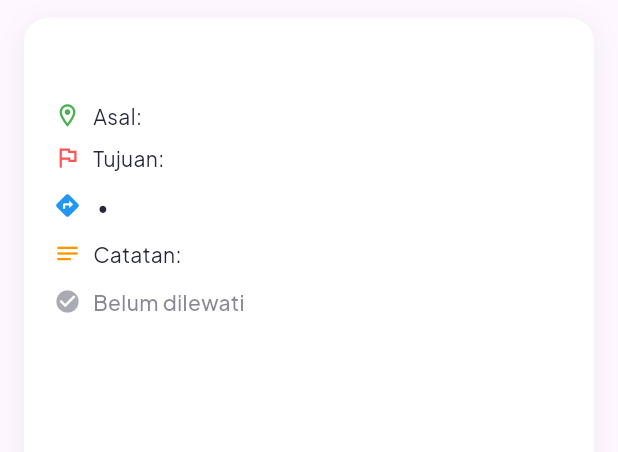
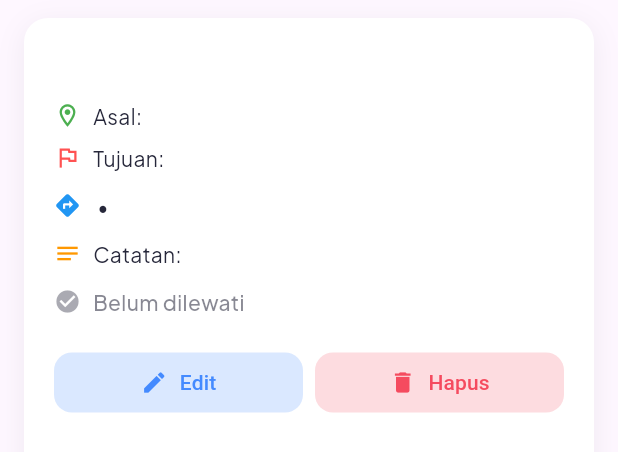
Before and after one commit to ahmdsk/TruckTrack, a Flutter app: the CardTujuanPengiriman widget shown alone on an empty page, opened directly with empty values, on a phone screen of 412 x 824 dp. Shown: the top 452 px of the screen. Run offline on Flutter 3.47's test engine with Material 3 defaults, Android fonts, the phone set to English and light mode, and no system bars; our stand-ins replace dio, flutter_feather_icons, get, get_it, google_fonts, shared_preferences and 1 more; missing offline and left inert: mapbox_maps_flutter; accounts and stored records are empty; network calls fail.

Commit message:
feat: add ActionButtonCard component and integrate it into delivery and order views for improved UI interaction

```diff
--- a/lib/app/modules/setting_delivery/views/setting_delivery_view.dart
+++ b/lib/app/modules/setting_delivery/views/setting_delivery_view.dart
@@ -2,6 +2,7 @@ import 'package:flutter/material.dart';
 
 import 'package:get/get.dart';
 import 'package:truck_track/app/models/tujuan_kirim.dart';
+import 'package:truck_track/components/action_button_card.dart';
 import 'package:truck_track/components/not_found_data.dart';
 import 'package:truck_track/core/themes/themes.dart';
 
@@ -143,7 +144,9 @@ class CardTujuanPengiriman extends StatelessWidget {
               ),
               const SizedBox(width: 8),
               Text(
-                tujuanKirim.sudahDilewati == 1 ? 'Sudah dilewati' : 'Belum dilewati',
+                tujuanKirim.sudahDilewati == 1
+                    ? 'Sudah dilewati'
+                    : 'Belum dilewati',
                 style: Themes.bodyStyle.copyWith(
                   fontWeight: FontWeight.w500,
                   color:
@@ -155,6 +158,36 @@ class CardTujuanPengiriman extends StatelessWidget {
               ),
             ],
           ),
+
+          const SizedBox(height: 20),
+
+          // Action Buttons
+          Row(
+            mainAxisAlignment: MainAxisAlignment.spaceBetween,
+            spacing: 8,
+            children: [
+              Expanded(
+                child: ActionButtonCard(
+                  label: 'Edit',
+                  icon: Icons.edit,
+                  color: Colors.blueAccent,
+                  onTap: () {
+                    debugPrint('Edit ${tujuanKirim.pesanan?.noPesanan}');
+                  },
+                ),
+              ),
+              Expanded(
+                child: ActionButtonCard(
+                  label: 'Hapus',
+                  icon: Icons.delete,
+                  color: Themes.dangerColor,
+                  onTap: () {
+                    debugPrint('Hapus ${tujuanKirim.pesanan?.noPesanan}');
+                  },
+                ),
+              ),
+            ],
+          ),
         ],
       ),
     );
--- /dev/null
+++ b/lib/components/action_button_card.dart
@@ -0,0 +1,31 @@
+import 'package:flutter/material.dart';
+
+class ActionButtonCard extends StatelessWidget {
+  final String label;
+  final IconData icon;
+  final Color color;
+  final VoidCallback onTap;
+
+  const ActionButtonCard({
+    super.key,
+    required this.label,
+    required this.icon,
+    required this.color,
+    required this.onTap,
+  });
+
+  @override
+  Widget build(BuildContext context) {
+    return TextButton.icon(
+      style: TextButton.styleFrom(
+        padding: const EdgeInsets.symmetric(horizontal: 12, vertical: 6),
+        backgroundColor: color.withAlpha(50),
+        foregroundColor: color,
+        shape: RoundedRectangleBorder(borderRadius: BorderRadius.circular(12)),
+      ),
+      onPressed: onTap,
+      icon: Icon(icon, size: 18),
+      label: Text(label),
+    );
+  }
+}
```
Also changed, not shown: lib/app/modules/setting_order/views/setting_order_view.dart (+5 -34 lines).
